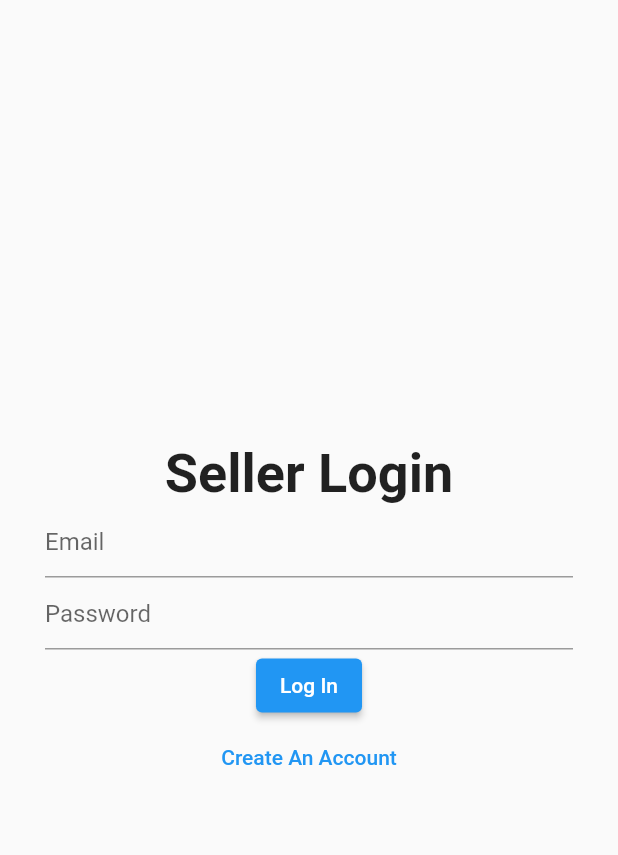
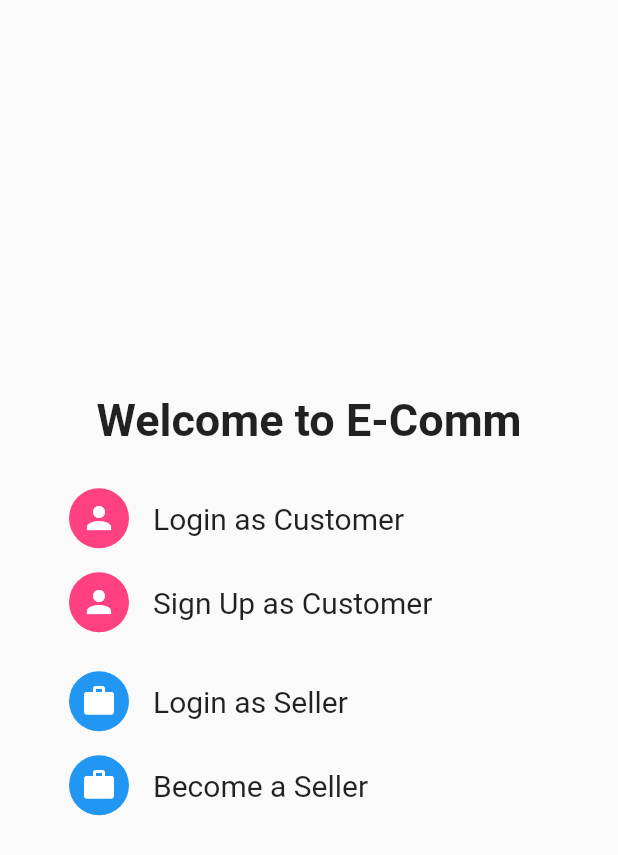
Before and after one commit to PremjithK/very_good_ecommerce, a Flutter app: the screen it shows after launch, on a phone screen of 412 x 824 dp. Shown: the top 855 px of the screen. Run offline on Flutter 3.47's test engine with Material 2 defaults, Android fonts, the phone set to English and light mode, and no system bars; our stand-ins replace bloc, cloud_firestore, firebase_auth, firebase_core, firebase_storage, get and 1 more; accounts and stored records are empty; generated files the repository leaves out were written again.

Commit message:
Created separate login adn signup pages for Seller and Customer

```diff
--- a/lib/app/view/app.dart
+++ b/lib/app/view/app.dart
@@ -1,5 +1,6 @@
 import 'package:ecommerce/l10n/l10n.dart';
-import 'package:ecommerce/login_page/login_page.dart';
+import 'package:ecommerce/launch_page/view/launch_page.dart';
+import 'package:ecommerce/seller_login_page/seller_login_page.dart';
 import 'package:flutter/material.dart';
 import 'package:get/get.dart';
 
@@ -18,7 +19,7 @@ class App extends StatelessWidget {
       ),
       localizationsDelegates: AppLocalizations.localizationsDelegates,
       supportedLocales: AppLocalizations.supportedLocales,
-      home: LoginPage(),
+      home: LaunchPage(),
     );
   }
 }
--- /dev/null
+++ b/lib/customer_sign_up/customer_sign_up.dart
@@ -0,0 +1 @@
+export 'view/customer_sign_up.dart';
--- /dev/null
+++ b/lib/launch_page/launch_page.dart
@@ -0,0 +1 @@
+export 'view/launch_page.dart';
--- /dev/null
+++ b/lib/launch_page/view/launch_page.dart
@@ -0,0 +1,54 @@
+import 'package:ecommerce/custom_widgets/dashboard_option.dart';
+import 'package:ecommerce/custom_widgets/page_title.dart';
+import 'package:ecommerce/custom_widgets/spacer.dart';
+import 'package:ecommerce/customer_login_page/login_page.dart';
+import 'package:ecommerce/customer_sign_up/customer_sign_up.dart';
+import 'package:ecommerce/seller_login_page/seller_login_page.dart';
+import 'package:ecommerce/seller_sign_up_page/sign_up_page.dart';
+import 'package:flutter/material.dart';
+
+class LaunchPage extends StatelessWidget {
+  const LaunchPage({super.key});
+
+  @override
+  Widget build(BuildContext context) {
+    return Scaffold(
+      body: Padding(
+        padding: EdgeInsets.all(30),
+        child: Column(
+          mainAxisAlignment: MainAxisAlignment.center,
+          children: [
+            mainHeading('Welcome to E-Comm'),
+            heightSpacer(20),
+            dashboardItem(
+              'Login as Customer',
+              Icons.person,
+              Colors.pinkAccent,
+              CustomerLoginPage(),
+            ),
+            dashboardItem(
+              'Sign Up as Customer',
+              Icons.person,
+              Colors.pinkAccent,
+              CustomerSignupPage(),
+            ),
+            heightSpacer(10),
+            dashboardItem(
+              'Login as Seller',
+              Icons.work,
+              Colors.blue,
+              SellerLoginPage(),
+            ),
+            dashboardItem(
+              'Become a Seller',
+              Icons.work,
+              Colors.blue,
+              SellerSignupPage(),
+            ),
+            heightSpacer(10),
+          ],
+        ),
+      ),
+    );
+  }
+}
--- /dev/null
+++ b/lib/seller_login_page/seller_login_page.dart
@@ -0,0 +1 @@
+export 'view/seller_login_page.dart';
--- a/lib/login_page/view/login_page.dart
+++ b/lib/seller_login_page/view/seller_login_page.dart
@@ -1,11 +1,10 @@
-import 'package:ecommerce/add_product_page/view/add_product.dart';
 import 'package:ecommerce/dashboard_page/view/dashboard_page.dart';
-import 'package:ecommerce/sign_up_page/sign_up_page.dart';
+import 'package:ecommerce/seller_sign_up_page/sign_up_page.dart';
 import 'package:firebase_auth/firebase_auth.dart';
 import 'package:flutter/material.dart';
 
-class LoginPage extends StatelessWidget {
-  LoginPage({super.key});
+class SellerLoginPage extends StatelessWidget {
+  SellerLoginPage({super.key});
 
   final _formKey = GlobalKey<FormState>();
   final TextEditingController _emailController = TextEditingController();
@@ -71,7 +70,7 @@ class LoginPage extends StatelessWidget {
                     Navigator.push(
                       context,
                       MaterialPageRoute(
-                        builder: (context) => SignupPage(),
+                        builder: (context) => SellerSignupPage(),
                       ),
                     );
                   },
```
Also changed, not shown: lib/customer_login_page/view/login_page.dart (added, +79 -0 lines), lib/customer_sign_up/repo/signup_repo.dart (renamed from lib/sign_up_page/repo/signup_repo.dart, +5 -5 lines), lib/customer_sign_up/view/customer_sign_up.dart (renamed from lib/sign_up_page/view/sign_up_page.dart, +14 -13 lines), lib/seller_sign_up_page/repo/signup_repo.dart (added, +33 -0 lines), lib/seller_sign_up_page/view/sign_up_page.dart (added, +96 -0 lines), lib/customer_login_page/login_page.dart (renamed from lib/login_page/login_page.dart), lib/seller_sign_up_page/sign_up_page.dart (renamed from lib/sign_up_page/sign_up_page.dart).
